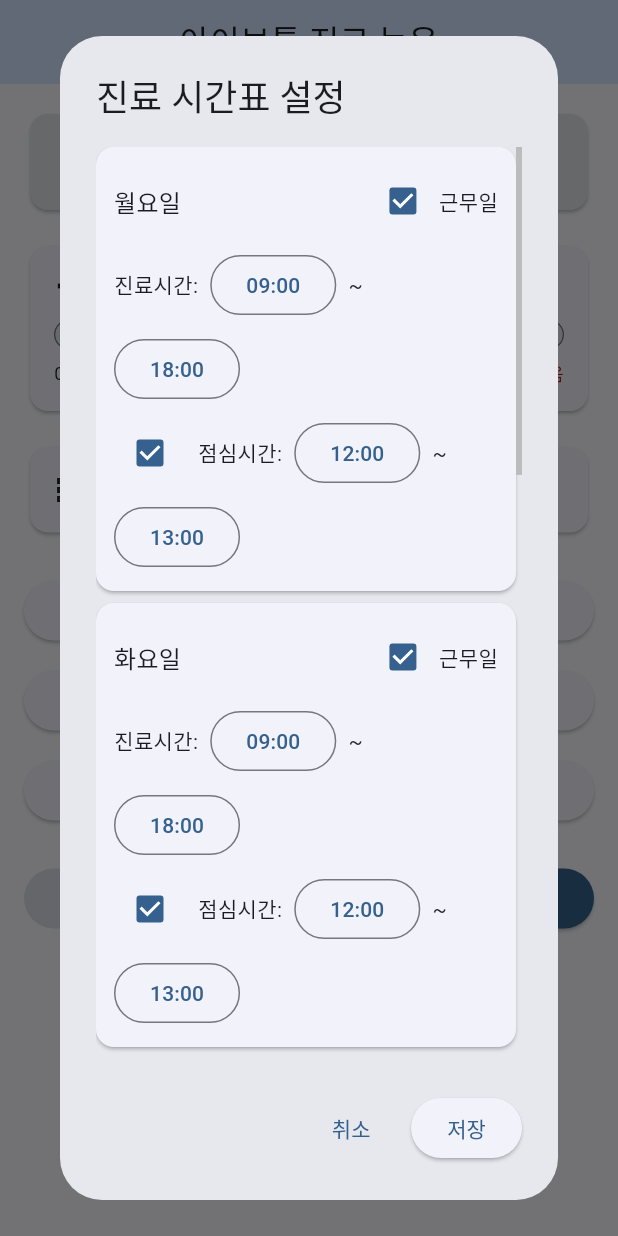
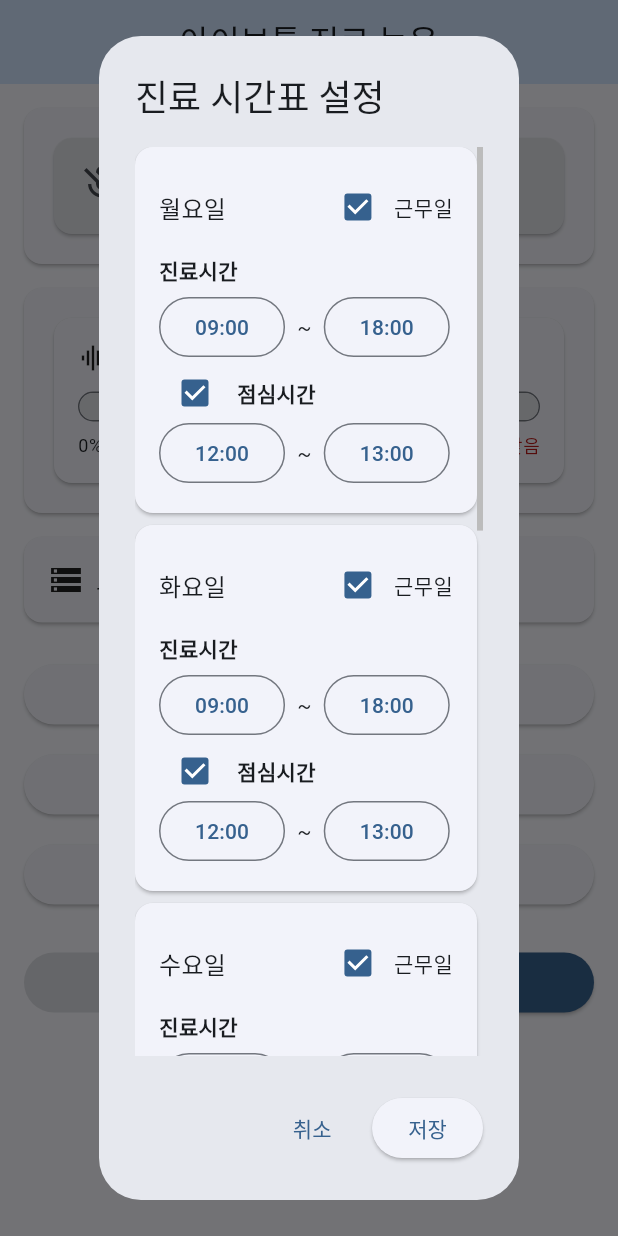
Before and after one commit to Eyebottle/eyebottlelee, a Flutter app: the screen it shows after launch, after a tap on "진료 시간표 설정", on a phone screen of 412 x 824 dp. Run offline on Flutter 3.47's test engine with Material 3 defaults, Android fonts, the phone set to English and light mode, and no system bars; our stand-ins replace logger, shared_preferences; missing offline and left inert: cron, file_selector, launch_at_startup, record, system_tray, window_manager.

Commit message:
ui: unify spacing and stabilize schedule dialogs

```diff
--- a/lib/services/schedule_service.dart
+++ b/lib/services/schedule_service.dart
@@ -1,12 +1,12 @@
 import 'dart:async';
 
+import 'package:cron/cron.dart';
 import 'package:flutter/material.dart';
-import 'package:cron/cron.dart';
 import '../models/schedule_model.dart';
 import 'logging_service.dart';
 
 class ScheduleService {
-  final Cron _cron = Cron();
+  Cron _cron = Cron();
   WeeklySchedule? _currentSchedule;
   final LoggingService _logging = LoggingService();
 
@@ -20,13 +20,17 @@
 
   /// 진료 시간표 적용
   void applySchedule(WeeklySchedule schedule) {
-    // 기존 스케줄 정리
-    _cron.close();
+    _resetCron();
     _currentSchedule = schedule;
 
     // 새 스케줄 등록
     _registerCronJobs(schedule);
     _logging.info('새로운 진료 시간표 적용 완료');
+  }
+
+  void _resetCron() {
+    _cron.close();
+    _cron = Cron();
   }
 
   /// 크론 작업 등록
--- a/lib/ui/screens/main_screen.dart
+++ b/lib/ui/screens/main_screen.dart
@@ -9,7 +9,9 @@
 import '../../services/settings_service.dart';
 import '../../services/tray_service.dart';
 import '../../services/logging_service.dart';
+import '../style/app_spacing.dart';
 import '../widgets/advanced_settings_dialog.dart';
+import '../widgets/app_section_card.dart';
 import '../widgets/recording_status_widget.dart';
 import '../widgets/schedule_config_widget.dart';
 import '../widgets/volume_meter_widget.dart';
@@ -130,7 +132,7 @@
       body: LayoutBuilder(
         builder: (context, constraints) {
           return SingleChildScrollView(
-            padding: const EdgeInsets.all(16.0),
+            padding: AppPadding.screen,
             child: ConstrainedBox(
               constraints: BoxConstraints(minHeight: constraints.maxHeight),
               child: Column(
@@ -138,24 +140,26 @@
                 mainAxisSize: MainAxisSize.min,
                 children: [
                   // 녹음 상태 표시
-                  RecordingStatusWidget(
+                  AppSectionCard(
+                    child: RecordingStatusWidget(
                       isRecording: _isRecording,
                       startTime: _isRecording ? _currentSessionStart : null,
                     ),
-                  const SizedBox(height: 16),
+                  ),
+                  const SizedBox(height: AppSpacing.md),
 
                   // 볼륨 레벨 미터
-                  VolumeMeterWidget(volumeLevel: _volumeLevel),
-                  const SizedBox(height: 16),
+                  AppSectionCard(
+                    child: VolumeMeterWidget(volumeLevel: _volumeLevel),
+                  ),
+                  const SizedBox(height: AppSpacing.md),
 
                   // 오늘 녹음 시간 카드
-                  Card(
-                    child: Padding(
-                      padding: const EdgeInsets.all(16.0),
+                  AppSectionCard(
                     child: Row(
                       children: [
                         const Icon(Icons.storage, size: 24),
-                          const SizedBox(width: 8),
+                        const SizedBox(width: AppSpacing.sm),
                         Expanded(
                           child: Text(
                             '오늘 녹음: $_todayRecordingTime',
@@ -165,8 +169,7 @@
                       ],
                     ),
                   ),
-                  ),
-                  const SizedBox(height: 24),
+                  const SizedBox(height: AppSpacing.lg),
 
                   // 설정 버튼들
                   ElevatedButton.icon(
@@ -174,27 +177,27 @@
                     icon: const Icon(Icons.calendar_today),
                     label: const Text('진료 시간표 설정'),
                   ),
-                  const SizedBox(height: 12),
+                  const SizedBox(height: AppSpacing.sm + AppSpacing.xs),
 
                   ElevatedButton.icon(
                     onPressed: () => _showFolderDialog(),
                     icon: const Icon(Icons.folder),
                     label: const Text('저장 폴더 설정'),
                   ),
-                  const SizedBox(height: 12),
+                  const SizedBox(height: AppSpacing.sm + AppSpacing.xs),
 
                   ElevatedButton.icon(
                     onPressed: () => _showAdvancedSettings(),
                     icon: const Icon(Icons.settings),
                     label: const Text('고급 설정'),
                   ),
-                  const SizedBox(height: 24),
+                  const SizedBox(height: AppSpacing.lg),
 
                   // 제어 버튼들
                   Wrap(
                     alignment: WrapAlignment.spaceBetween,
-                    spacing: 12,
-                    runSpacing: 12,
+                    spacing: AppSpacing.sm,
+                    runSpacing: AppSpacing.sm,
                     children: [
                       SizedBox(
                         width: constraints.maxWidth >= 360 ? 150 : double.infinity,
@@ -219,7 +222,7 @@
                     ],
                   ),
 
-                  const SizedBox(height: 16),
+                  const SizedBox(height: AppSpacing.md),
                 ],
               ),
             ),
--- /dev/null
+++ b/lib/ui/style/app_spacing.dart
@@ -0,0 +1,20 @@
+import 'package:flutter/widgets.dart';
+
+/// 중앙에서 재사용하는 간격 상수.
+class AppSpacing {
+  static const double xs = 4;
+  static const double sm = 8;
+  static const double md = 16;
+  static const double lg = 24;
+  static const double xl = 32;
+}
+
+/// 자주 사용하는 패딩 프리셋.
+class AppPadding {
+  static const EdgeInsets screen = EdgeInsets.all(AppSpacing.md);
+  static const EdgeInsets card = EdgeInsets.all(AppSpacing.md);
+  static const EdgeInsets dialog = EdgeInsets.symmetric(
+    horizontal: AppSpacing.md,
+    vertical: AppSpacing.sm,
+  );
+}
--- a/lib/ui/widgets/advanced_settings_dialog.dart
+++ b/lib/ui/widgets/advanced_settings_dialog.dart
@@ -5,6 +5,7 @@
 import 'package:launch_at_startup/launch_at_startup.dart';
 
 import '../../services/settings_service.dart';
+import '../style/app_spacing.dart';
 
 class AdvancedSettingsDialog extends StatefulWidget {
   const AdvancedSettingsDialog({super.key});
@@ -54,7 +55,7 @@
                 maxHeight: maxHeight,
               ),
               child: SingleChildScrollView(
-                padding: const EdgeInsets.only(right: 4),
+                padding: const EdgeInsets.only(right: AppSpacing.xs),
                 child: Column(
                   mainAxisSize: MainAxisSize.min,
                   crossAxisAlignment: CrossAxisAlignment.start,
@@ -65,7 +66,7 @@
                       onChanged: (v) => setState(() => _vadEnabled = v),
                     ),
                     Padding(
-                      padding: const EdgeInsets.symmetric(horizontal: 16.0),
+                      padding: const EdgeInsets.symmetric(horizontal: AppSpacing.md),
                       child: Column(
                         crossAxisAlignment: CrossAxisAlignment.start,
                         children: [
--- /dev/null
+++ b/lib/ui/widgets/app_section_card.dart
@@ -0,0 +1,28 @@
+import 'package:flutter/material.dart';
+
+import '../style/app_spacing.dart';
+
+/// 화면 곳곳에서 동일한 여백을 적용하기 위한 공용 카드 래퍼.
+class AppSectionCard extends StatelessWidget {
+  const AppSectionCard({
+    super.key,
+    required this.child,
+    this.margin = EdgeInsets.zero,
+    this.padding = AppPadding.card,
+  });
+
+  final Widget child;
+  final EdgeInsetsGeometry margin;
+  final EdgeInsetsGeometry padding;
+
+  @override
+  Widget build(BuildContext context) {
+    return Card(
+      margin: margin,
+      child: Padding(
+        padding: padding,
+        child: child,
+      ),
+    );
+  }
+}
--- a/lib/ui/widgets/schedule_config_widget.dart
+++ b/lib/ui/widgets/schedule_config_widget.dart
@@ -1,6 +1,8 @@
 import 'package:flutter/material.dart';
 import '../../models/schedule_model.dart';
 import '../../services/settings_service.dart';
+import '../style/app_spacing.dart';
+import 'app_section_card.dart';
 
 class ScheduleConfigWidget extends StatefulWidget {
   final VoidCallback? onSaved;
@@ -17,6 +19,7 @@
   void initState() {
     super.initState();
     _schedule = _getDefaultSchedule();
+    _loadPersistedSchedule();
   }
 
   @override
@@ -35,7 +38,7 @@
         child: Scrollbar(
           thumbVisibility: true,
           child: SingleChildScrollView(
-            padding: const EdgeInsets.only(right: 4),
+            padding: const EdgeInsets.only(right: AppSpacing.xs),
             child: Column(
               crossAxisAlignment: CrossAxisAlignment.start,
               children: [
@@ -64,21 +67,19 @@
     final dayName = _getDayName(weekDay);
     final daySchedule = _schedule.weekDays[weekDay % 7] ?? DaySchedule.rest();
 
-    return Card(
-      margin: const EdgeInsets.only(bottom: 8),
-      child: Padding(
-        padding: const EdgeInsets.all(12),
+    return AppSectionCard(
+      margin: const EdgeInsets.only(bottom: AppSpacing.sm),
       child: Column(
         crossAxisAlignment: CrossAxisAlignment.start,
         children: [
-            // 요일 제목과 근무일 체크박스
           Row(
             children: [
-                Text(
+              Expanded(
+                child: Text(
                   dayName,
                   style: Theme.of(context).textTheme.titleMedium,
                 ),
-                const Spacer(),
+              ),
               Checkbox(
                 value: daySchedule.isWorkingDay,
                 onChanged: (value) => _toggleWorkingDay(weekDay, value ?? false),
@@ -88,15 +89,10 @@
           ),
 
           if (daySchedule.isWorkingDay) ...[
-              const SizedBox(height: 8),
-
-              // 진료 시간 설정
-              Wrap(
-                crossAxisAlignment: WrapCrossAlignment.center,
-                spacing: 8,
-                runSpacing: 8,
-                children: [
-                  const Text('진료시간:'),
+            const SizedBox(height: AppSpacing.sm),
+            _ResponsiveFieldRow(
+              label: '진료시간',
+              controls: [
                 _buildTimeButton(
                   context,
                   daySchedule.startTime,
@@ -110,23 +106,17 @@
                 ),
               ],
             ),
-              const SizedBox(height: 8),
-
-              // 점심시간 설정
-              Wrap(
-                crossAxisAlignment: WrapCrossAlignment.center,
-                spacing: 8,
-                runSpacing: 8,
-                children: [
-                  SizedBox(
-                    height: 24,
-                    child: Checkbox(
+            if (daySchedule.lunchStart != null)
+              const SizedBox(height: AppSpacing.sm),
+            _ResponsiveFieldRow(
+              label: '점심시간',
+              leading: Checkbox(
                 value: daySchedule.lunchStart != null,
                 onChanged: (value) => _toggleLunchTime(weekDay, value ?? false),
               ),
-                  ),
-                  const Text('점심시간:'),
-                  if (daySchedule.lunchStart != null) ...[
+              controls: daySchedule.lunchStart == null
+                  ? [const Text('미사용')]
+                  : [
                       _buildTimeButton(
                         context,
                         daySchedule.lunchStart!,
@@ -139,11 +129,9 @@
                         (time) => _updateLunchEnd(weekDay, time),
                       ),
                     ],
-                ],
             ),
           ],
         ],
-        ),
       ),
     );
   }
@@ -259,6 +247,14 @@
     }
   }
 
+  Future<void> _loadPersistedSchedule() async {
+    final saved = await SettingsService().loadSchedule();
+    if (!mounted) return;
+    if (saved != null) {
+      setState(() => _schedule = saved);
+    }
+  }
+
   /// 기본 스케줄 반환
   WeeklySchedule _getDefaultSchedule() {
     return WeeklySchedule(
@@ -318,3 +314,71 @@
     return '${time.hour.toString().padLeft(2, '0')}:${time.minute.toString().padLeft(2, '0')}';
   }
 }
+
+class _ResponsiveFieldRow extends StatelessWidget {
+  const _ResponsiveFieldRow({
+    required this.label,
+    required this.controls,
+    this.leading,
+  });
+
+  final String label;
+  final List<Widget> controls;
+  final Widget? leading;
+
+  @override
+  Widget build(BuildContext context) {
+    return LayoutBuilder(
+      builder: (context, constraints) {
+        final isCompact = constraints.maxWidth < 300;
+        final labelWidget = Text(
+          label,
+          style: Theme.of(context).textTheme.bodyMedium?.copyWith(fontWeight: FontWeight.w600),
+        );
+        final controlsWrap = Wrap(
+          alignment: WrapAlignment.start,
+          crossAxisAlignment: WrapCrossAlignment.center,
+          spacing: AppSpacing.sm,
+          runSpacing: AppSpacing.xs,
+          children: controls,
+        );
+
+        if (isCompact) {
+          return Column(
+            crossAxisAlignment: CrossAxisAlignment.start,
+            children: [
+              Row(
+                mainAxisSize: MainAxisSize.min,
+                children: [
+                  if (leading != null) ...[
+                    SizedBox(height: 24, child: leading!),
+                    const SizedBox(width: AppSpacing.xs),
+                  ],
+                  labelWidget,
+                ],
+              ),
+              const SizedBox(height: AppSpacing.xs),
+              controlsWrap,
+            ],
+          );
+        }
+
+        return Row(
+          crossAxisAlignment: CrossAxisAlignment.center,
+          children: [
+            if (leading != null) ...[
+              SizedBox(height: 24, child: leading!),
+              const SizedBox(width: AppSpacing.xs),
+            ],
+            SizedBox(
+              width: 80,
+              child: labelWidget,
+            ),
+            const SizedBox(width: AppSpacing.sm),
+            Expanded(child: controlsWrap),
+          ],
+        );
+      },
+    );
+  }
+}
```
Lines whose indentation alone changed are shown as unchanged.
